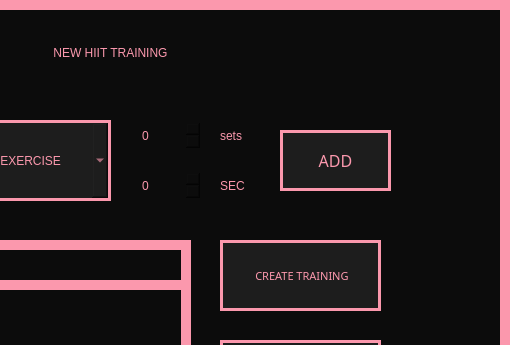
Before: the Qt Designer form View/NewHiitTraining.ui in Hanna-J-K/fitnessapp, drawn with Qt 5; both pictures show x 290 to 800 and y 0 to 345 of the 800 by 600 pixel window.
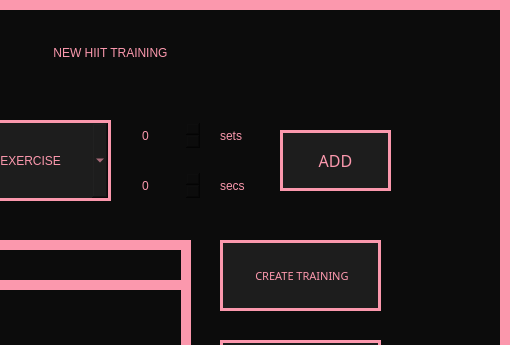
After: the same form once the commit is applied.

Commit message: edit training window probably finished

Patch:
```diff
--- a/View/NewHiitTraining.ui
+++ b/View/NewHiitTraining.ui
@@ -156,28 +156,6 @@
      <string>sets</string>
     </property>
    </widget>
-   <widget class="QPushButton" name="reps_btn">
-    <property name="geometry">
-     <rect>
-      <x>510</x>
-      <y>170</y>
-      <width>41</width>
-      <height>31</height>
-     </rect>
-    </property>
-    <property name="cursor">
-     <cursorShape>PointingHandCursor</cursorShape>
-    </property>
-    <property name="styleSheet">
-     <string notr="true">border: none;
-font: 10pt &quot;PRIMETIME&quot;;
-text-align: left;
-</string>
-    </property>
-    <property name="text">
-     <string>SEC</string>
-    </property>
-   </widget>
    <widget class="QPushButton" name="back_btn">
     <property name="geometry">
      <rect>
@@ -302,6 +280,28 @@
      <string> CREATE TRAINING</string>
     </property>
    </widget>
+   <widget class="QPushButton" name="sets_btn_2">
+    <property name="geometry">
+     <rect>
+      <x>510</x>
+      <y>170</y>
+      <width>41</width>
+      <height>31</height>
+     </rect>
+    </property>
+    <property name="cursor">
+     <cursorShape>PointingHandCursor</cursorShape>
+    </property>
+    <property name="styleSheet">
+     <string notr="true">border: none;
+font: 10pt &quot;PRIMETIME&quot;;
+text-align: left;
+</string>
+    </property>
+    <property name="text">
+     <string>secs</string>
+    </property>
+   </widget>
   </widget>
  </widget>
  <resources/>
```
Left out of the diff: 3 changed lines with no effect on the pictures. The commit also changes 7 other files.
